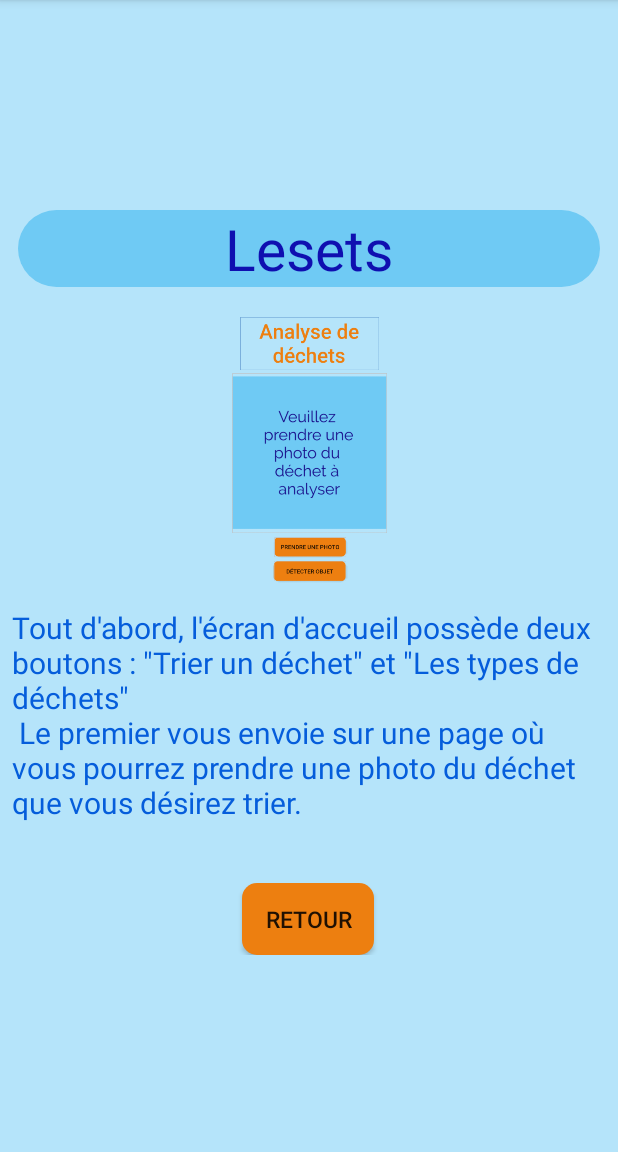
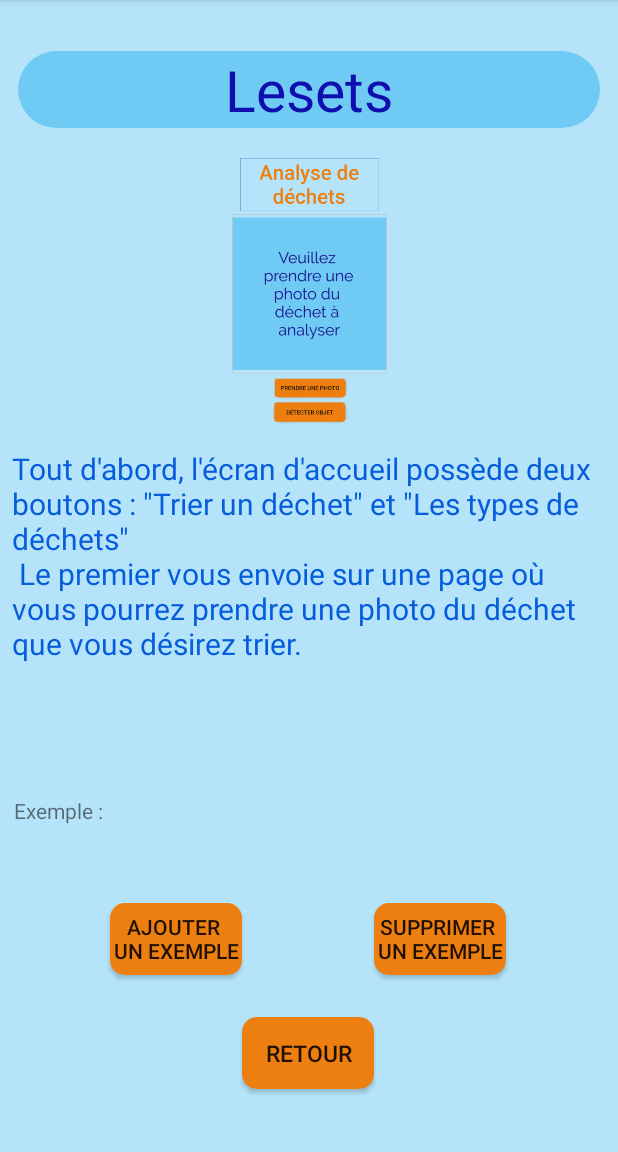
Before and after one commit to FedericoFisicaro/BAB3-Projet-App-Mob-, an Android app: the Info2Activity screen opened directly, with no data from a screen before it, on a phone screen of 412 x 824 dp, the part 84-1236 px from its top. Run offline under Robolectric (Android 15) with nearby library versions, the phone set to English and light mode, and no system bars; 1 statement that could not run was skipped.

Commit message:
Information finies

```diff
--- a/app/src/main/java/be/federico/projetappmob/Info2Activity.java
+++ b/app/src/main/java/be/federico/projetappmob/Info2Activity.java
@@ -13,8 +13,8 @@ import android.widget.Toast;
 
 public class Info2Activity extends AppCompatActivity {
 
-    TextView tvExplications,tvTypeDechets;
-    Button back;
+    TextView tvExplications,tvTypeDechets,tvExemple;
+    Button back,add,delete;
     ImageView photo;
     String id;
     Bitmap b;
@@ -27,7 +27,10 @@ public class Info2Activity extends AppCompatActivity {
 
         tvExplications=findViewById(R.id.tvExplications);
         tvTypeDechets=findViewById(R.id.tvTypeDechet);
+        tvExemple=findViewById(R.id.tvExemple);
         back=findViewById(R.id.bRetour);
+        add=findViewById(R.id.bAdd);
+        delete=findViewById(R.id.bDelete);
         photo=findViewById(R.id.iv4);
 
         final DatabaseAccess databaseAccess=DatabaseAccess.getInstance(getApplicationContext());
@@ -35,6 +38,8 @@ public class Info2Activity extends AppCompatActivity {
 
         Intent intent=getIntent();
         id=intent.getStringExtra("ID");
+
+
         //tvExplications.setText(databaseAccess.getExplication(id));
         //tvTypeDechets.setText(databaseAccess.getType(id));
 
--- a/app/src/main/res/layout/activity_info2.xml
+++ b/app/src/main/res/layout/activity_info2.xml
@@ -9,9 +9,10 @@
 
 
     <ScrollView
-
+        android:id="@+id/sv"
         android:layout_width="match_parent"
         android:layout_height="wrap_content"
+        android:layout_marginBottom="16dp"
         app:layout_constraintBottom_toBottomOf="parent"
         app:layout_constraintEnd_toEndOf="parent"
         app:layout_constraintStart_toStartOf="parent"
@@ -31,7 +32,7 @@
                 android:layout_width="match_parent"
                 android:layout_height="wrap_content"
                 android:layout_marginStart="12dp"
-                android:layout_marginTop="8dp"
+                android:layout_marginTop="16dp"
                 android:layout_marginEnd="12dp"
                 android:background="@drawable/rectangle_plein_bleu"
                 android:gravity="center"
@@ -61,14 +62,17 @@
                 android:layout_width="wrap_content"
                 android:layout_height="wrap_content"
                 android:layout_marginStart="8dp"
+                android:layout_marginTop="28dp"
                 android:layout_marginEnd="8dp"
+                android:layout_marginBottom="8dp"
                 android:background="@drawable/rectangle_plein_orange"
                 android:text="Retour"
                 android:textSize="15sp"
-                app:layout_constraintBottom_toBottomOf="@id/cl"
+                app:layout_constraintBottom_toBottomOf="parent"
                 app:layout_constraintEnd_toEndOf="@id/cl"
                 app:layout_constraintHorizontal_bias="0.498"
-                app:layout_constraintStart_toStartOf="@id/cl" />
+                app:layout_constraintStart_toStartOf="@id/cl"
+                app:layout_constraintTop_toBottomOf="@+id/bDelete" />
 
             <ImageView
                 android:id="@+id/iv4"
@@ -82,6 +86,46 @@
                 app:layout_constraintStart_toStartOf="@id/cl"
                 app:layout_constraintTop_toBottomOf="@+id/tvTypeDechet"
                 app:srcCompat="@drawable/analyse_photo" />
+
+            <TextView
+                android:id="@+id/tvExemple"
+                android:layout_width="394dp"
+                android:layout_height="59dp"
+                android:layout_marginStart="8dp"
+                android:layout_marginEnd="8dp"
+                android:text="Exemple : "
+                app:layout_constraintEnd_toEndOf="parent"
+                app:layout_constraintStart_toStartOf="parent"
+                app:layout_constraintTop_toBottomOf="@+id/tvExplications" />
+
+            <Button
+                android:id="@+id/bAdd"
+                android:layout_width="wrap_content"
+                android:layout_height="wrap_content"
+                android:layout_marginStart="40dp"
+                android:layout_marginTop="12dp"
+                android:layout_marginEnd="8dp"
+                android:background="@drawable/rectangle_plein_orange"
+                android:text="Ajouter \nun exemple"
+                app:layout_constraintEnd_toEndOf="parent"
+                app:layout_constraintHorizontal_bias="0.12"
+                app:layout_constraintStart_toStartOf="@id/cl"
+                app:layout_constraintTop_toBottomOf="@+id/tvExemple" />
+
+            <Button
+                android:id="@+id/bDelete"
+                android:layout_width="wrap_content"
+                android:layout_height="wrap_content"
+                android:layout_marginStart="8dp"
+                android:layout_marginTop="12dp"
+                android:layout_marginBottom="16dp"
+                android:layout_marginEnd="8dp"
+                android:background="@drawable/rectangle_plein_orange"
+                android:text="Supprimer \nun exemple"
+                app:layout_constraintEnd_toEndOf="@id/cl"
+                app:layout_constraintHorizontal_bias="0.547"
+                app:layout_constraintStart_toEndOf="@+id/bAdd"
+                app:layout_constraintTop_toBottomOf="@+id/tvExemple" />
         </android.support.constraint.ConstraintLayout>
     </ScrollView>
 </android.support.constraint.ConstraintLayout>
```
